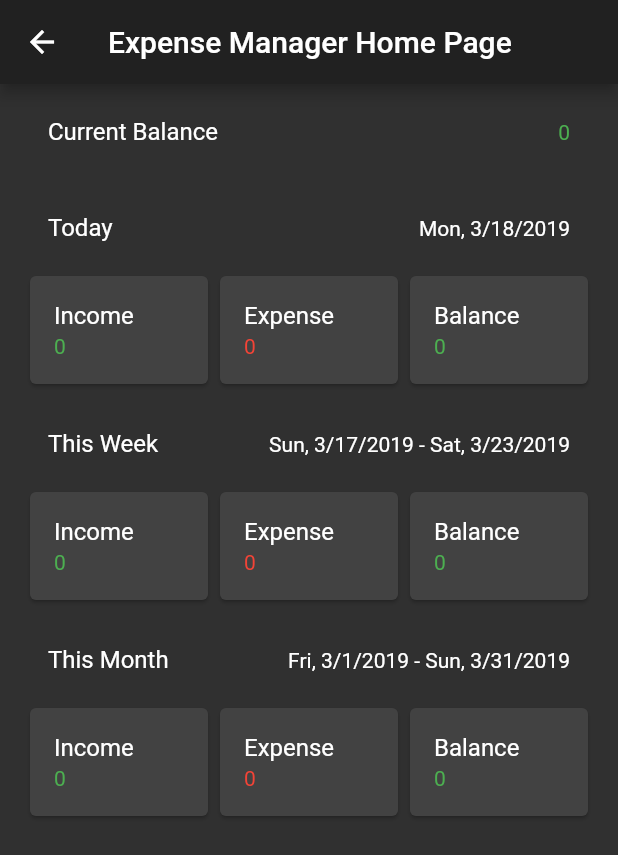
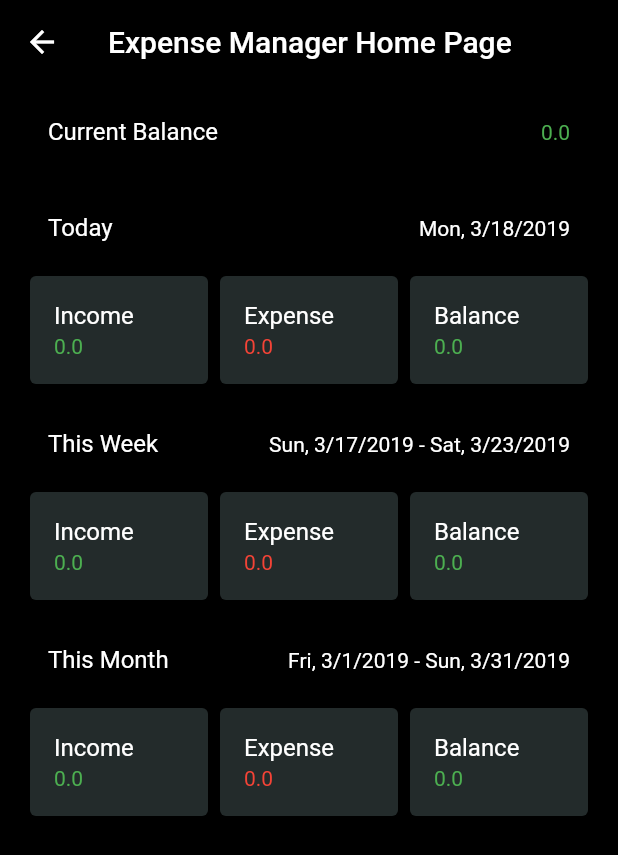
Before and after one commit to namsnath/ExpenseManagerApp, a Flutter app: the SummaryPage screen opened by its route, on a phone screen of 412 x 824 dp. Shown: the top 855 px of the screen. Run offline on Flutter 3.47's test engine with Material 2 defaults, Android fonts, the phone set to English and light mode, and no system bars; our stand-ins replace charts_flutter, cloud_firestore, firebase_auth, fluttertoast, google_sign_in, shared_preferences; missing offline and left inert: flutter_circular_chart; accounts and stored records are empty.

Commit message:
Fixed everything. Damn.

```diff
--- a/lib/Transaction.dart
+++ b/lib/Transaction.dart
@@ -1,21 +1,24 @@
 import 'package:cloud_firestore/cloud_firestore.dart';
 
 class TransactionModel {
-	final int amount;
+	final double amount;
 	final String description;
 	final String type;
 	final DateTime timestamp;
 	final DocumentReference reference;
-	/*final String category;
-	final String type;
-	final String user;*/
+	// final String category;
+	// final String type;
+	// final String user;
 
 	TransactionModel.fromMap(Map<String, dynamic> map, {this.reference})
-			: assert(map['amount'] != null && map['description'] != null && map['type'] != null, map['timestamp'] != null),
-	amount = map['amount'],
+			: assert(map['amount'] != null && map['description'] != null && map['type'] != null && map['timestamp'] != null /*&& map['category'] != null && map['user'] != null*/),
+	amount = map['amount'].toDouble(),
 	description = map['description'],
 	type = map['type'],
 	timestamp = map['timestamp'];
+  // category = map['category'];
+  // user = map['user'];
+
 
 	TransactionModel.fromSnapshot(DocumentSnapshot snapshot)
 			: this.fromMap(snapshot.data, reference: snapshot.reference);
--- a/lib/homePage.dart
+++ b/lib/homePage.dart
@@ -50,7 +50,8 @@ class _MyHomePageState extends State<MyHomePage> with TickerProviderStateMixin {
       bottomNavigationBar: FABBottomAppBar(
         centerItemText: '',
         color: Colors.grey,
-        selectedColor: Colors.red,
+        backgroundColor: Theme.of(context).bottomAppBarColor,
+        selectedColor: Theme.of(context).accentColor,
         notchedShape: CircularNotchedRectangle(),
         onTabSelected: _selectedTab,
         items: [
@@ -89,6 +90,8 @@ class _MyHomePageState extends State<MyHomePage> with TickerProviderStateMixin {
                 tooltip: 'Add transaction',
                 child: Icon(Icons.add),
                 elevation: 2.0,
+                backgroundColor: Color.fromRGBO(0, 148, 255, 1.0),
+                foregroundColor: Colors.white,
               );
           }
           return null; // unreachable
--- a/lib/main.dart
+++ b/lib/main.dart
@@ -28,6 +28,12 @@ class MyApp extends StatelessWidget {
       title: 'Expense Manager',
       theme: ThemeData(
         brightness: Brightness.dark,
+        primaryColor: Colors.black,
+        accentColor: Color.fromRGBO(0, 148, 255, 1.0),
+        bottomAppBarColor: Colors.black,
+        backgroundColor: Colors.black,
+        cardColor: Color.fromRGBO(35, 43, 43, 1.0),
+        buttonColor: Color.fromRGBO(0, 148, 255, 1.0),
       ),
     );
   }
--- a/lib/summaryPage.dart
+++ b/lib/summaryPage.dart
@@ -11,9 +11,11 @@ import 'package:charts_flutter/flutter.dart';
 import 'utility.dart';
 import 'Transaction.dart';
 
-
 class SummaryPage extends StatefulWidget {
-	SummaryPage({Key key, this.title,}) : super(key:key);
+  SummaryPage({
+    Key key,
+    this.title,
+  }) : super(key: key);
 
   final String title;
 
@@ -28,6 +30,7 @@ class _SummaryPageState extends State<SummaryPage> {
   @override
   Widget build(BuildContext context) {
     return Scaffold(
+      backgroundColor: Theme.of(context).backgroundColor,
       appBar: (widget.title != "") ? AppBar(title: Text(widget.title)) : null,
       body: _buildBody(context),
 //			floatingActionButton: _buildFAB(context),
@@ -48,13 +51,11 @@ class _SummaryPageState extends State<SummaryPage> {
             case ConnectionState.waiting:
               return Text('Awaiting result...');
             case ConnectionState.done:
-						if (snapshot.hasError)
-							return Text('Error: ${snapshot.error}');
+              if (snapshot.hasError) return Text('Error: ${snapshot.error}');
               return _buildSummaryLayout(context, snapshot.data);
           }
           return null; // unreachable
-			}
-		);
+        });
   }
 
   Widget _buildFAB(BuildContext context) {
@@ -70,24 +71,46 @@ class _SummaryPageState extends State<SummaryPage> {
   Widget _buildSummaryLayout(BuildContext context, String data) {
     var startMonth, endMonth, startWeek, endWeek, startDay, endDay;
     var currentDate = new DateTime.now();
-		var date = new DateTime(currentDate.year, currentDate.month, currentDate.day);
+    var date =
+        new DateTime(currentDate.year, currentDate.month, currentDate.day);
 
     startDay = date;
-		endDay = date.add(new Duration(hours: 23, minutes: 59, seconds: 59, milliseconds: 999, microseconds: 999));
+    endDay = date.add(new Duration(
+        hours: 23,
+        minutes: 59,
+        seconds: 59,
+        milliseconds: 999,
+        microseconds: 999));
 
     startMonth = new DateTime(date.year, date.month);
-		endMonth = (date.month == 12) ? new DateTime(date.year + 1, 12, 31, 23, 59, 59, 999, 999): new DateTime(date.year, date.month+1, 0, 23, 59, 59, 999, 999);
+    endMonth = (date.month == 12)
+        ? new DateTime(date.year + 1, 12, 31, 23, 59, 59, 999, 999)
+        : new DateTime(date.year, date.month + 1, 0, 23, 59, 59, 999, 999);
 
-		startWeek = (date.weekday == 7) ? date : date.subtract(new Duration(days: date.weekday));
-		endWeek = (date.weekday == 7) ? date.add(new Duration(days: 6, hours: 23, minutes: 59, seconds: 59, milliseconds: 999, microseconds: 999))
-				: date.add(new Duration(days: 6 - date.weekday, hours: 23, minutes: 59, seconds: 59, milliseconds: 999, microseconds: 999));
+    startWeek = (date.weekday == 7)
+        ? date
+        : date.subtract(new Duration(days: date.weekday));
+    endWeek = (date.weekday == 7)
+        ? date.add(new Duration(
+            days: 6,
+            hours: 23,
+            minutes: 59,
+            seconds: 59,
+            milliseconds: 999,
+            microseconds: 999))
+        : date.add(new Duration(
+            days: 6 - date.weekday,
+            hours: 23,
+            minutes: 59,
+            seconds: 59,
+            milliseconds: 999,
+            microseconds: 999));
 
     print('Today: ${date.toString()}');
     print('startWeek: ${startWeek.toString()}');
     print('endWeek: ${endWeek.toString()}');
     print('startMonth: ${startMonth.toString()}');
     print('endMonth: ${endMonth.toString()}');
-
 
     return ListView(
       children: <Widget>[
@@ -100,9 +123,10 @@ class _SummaryPageState extends State<SummaryPage> {
   }
 
   Widget _balanceStreamBuilder(String data) {
-		var sum = 0;
+    double sum = 0;
     return StreamBuilder<QuerySnapshot>(
-			stream: Firestore.instance.collection('transactions')
+      stream: Firestore.instance
+          .collection('transactions')
           .where('user', isEqualTo: data)
           .snapshots(),
       builder: (BuildContext context, AsyncSnapshot<QuerySnapshot> snapshot) {
@@ -130,7 +154,8 @@ class _SummaryPageState extends State<SummaryPage> {
     return ListTile(
       title: ListTile(
         title: Text('Current Balance'),
-				trailing: Text(sum.toString(), style: TextStyle(color: (sum >= 0) ? Colors.green : Colors.red)),
+        trailing: Text(sum.toString(),
+            style: TextStyle(color: (sum >= 0) ? Colors.green : Colors.red)),
       ),
     );
   }
@@ -144,26 +169,28 @@ class _SummaryPageState extends State<SummaryPage> {
     );
   }
 
-	Widget _summaryStreamBuilder(String data, DateTime start, DateTime end, String timeframe) {
-		var sum = 0, income = 0, expense = 0;
+  Widget _summaryStreamBuilder(
+      String data, DateTime start, DateTime end, String timeframe) {
+    double sum = 0, income = 0, expense = 0;
     return StreamBuilder<QuerySnapshot>(
-			stream: Firestore.instance.collection('transactions')
+      stream: Firestore.instance
+          .collection('transactions')
           .where('user', isEqualTo: data)
           .where('timestamp', isGreaterThanOrEqualTo: start)
           .where('timestamp', isLessThanOrEqualTo: end)
           .snapshots(),
       builder: (BuildContext context, AsyncSnapshot<QuerySnapshot> snapshot) {
-				if (!snapshot.hasData) return _buildLoadingSummaryTile(timeframe, start, end);
+        if (!snapshot.hasData)
+          return _buildLoadingSummaryTile(timeframe, start, end);
         var docs = snapshot.data.documents;
         print('summaryStream = ${docs.length}');
-				if(docs.length != 0) {
+        if (docs.length != 0) {
           var list = docs.map((doc) {
             var txn = TransactionModel.fromSnapshot(doc);
             if (txn.type == 'income') {
               income += txn.amount;
               return txn.amount;
-						}
-						else {
+            } else {
               expense += txn.amount * -1;
               return -1 * txn.amount;
             }
@@ -178,7 +205,9 @@ class _SummaryPageState extends State<SummaryPage> {
   }
 
   Widget _buildSummaryTile(String text, income, expense, sum, start, end) {
-		var dateText = ((text.compareTo("Today") == 0) ? formatter.format(start) : formatter.format(start) + " - " + formatter.format(end));
+    var dateText = ((text.compareTo("Today") == 0)
+        ? formatter.format(start)
+        : formatter.format(start) + " - " + formatter.format(end));
     return ListTile(
       title: ListTile(
         title: Text(text),
@@ -188,9 +217,11 @@ class _SummaryPageState extends State<SummaryPage> {
         children: <Widget>[
           new Flexible(
             child: Card(
+              color: Theme.of(context).cardColor,
               child: ListTile(
                 title: Text('Income'),
-								subtitle: Text(income.toString(), style: TextStyle(color: Colors.green)),
+                subtitle: Text(income.toString(),
+                    style: TextStyle(color: Colors.green)),
               ),
             ),
           ),
@@ -198,25 +229,26 @@ class _SummaryPageState extends State<SummaryPage> {
               child: Card(
                   child: ListTile(
             title: Text('Expense'),
-										subtitle: Text(expense.toString(), style: TextStyle(color: Colors.red)),
-									)
-							)
-					),
+            subtitle:
+                Text(expense.toString(), style: TextStyle(color: Colors.red)),
+          ))),
           new Flexible(
               child: Card(
                   child: ListTile(
             title: Text('Balance'),
-										subtitle: Text(sum.toString(), style: TextStyle(color: (sum >= 0) ? Colors.green : Colors.red)),
-									)
-							)
-					),
+            subtitle: Text(sum.toString(),
+                style:
+                    TextStyle(color: (sum >= 0) ? Colors.green : Colors.red)),
+          ))),
         ],
       ),
     );
   }
 
   Widget _buildLoadingSummaryTile(String text, start, end) {
-		var dateText = ((text.compareTo("Today") == 0) ? formatter.format(start) : formatter.format(start) + " - " + formatter.format(end));
+    var dateText = ((text.compareTo("Today") == 0)
+        ? formatter.format(start)
+        : formatter.format(start) + " - " + formatter.format(end));
     return ListTile(
       title: ListTile(
         title: Text(text),
```
Also changed, not shown: lib/addTransaction.dart (+44 -8 lines), lib/transactionList.dart (+21 -20 lines). Lines whose indentation alone changed are shown as unchanged.
